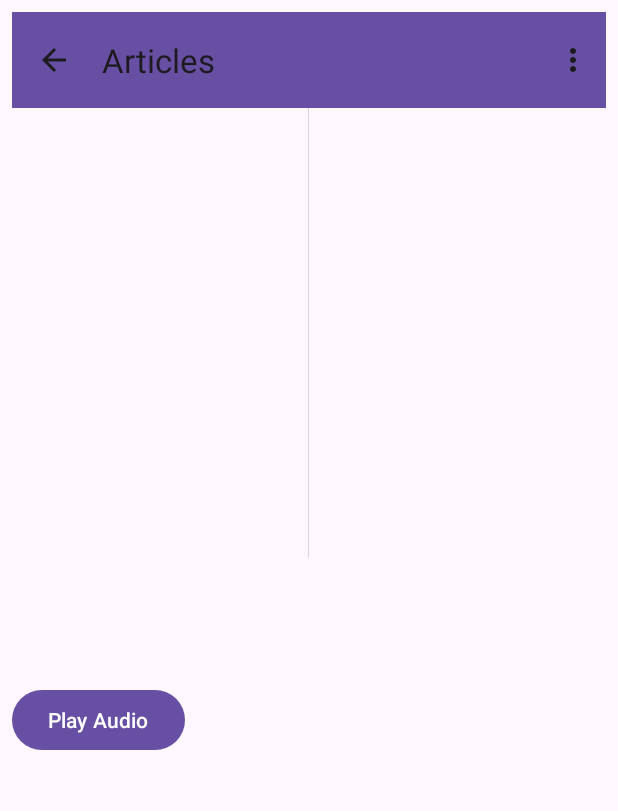
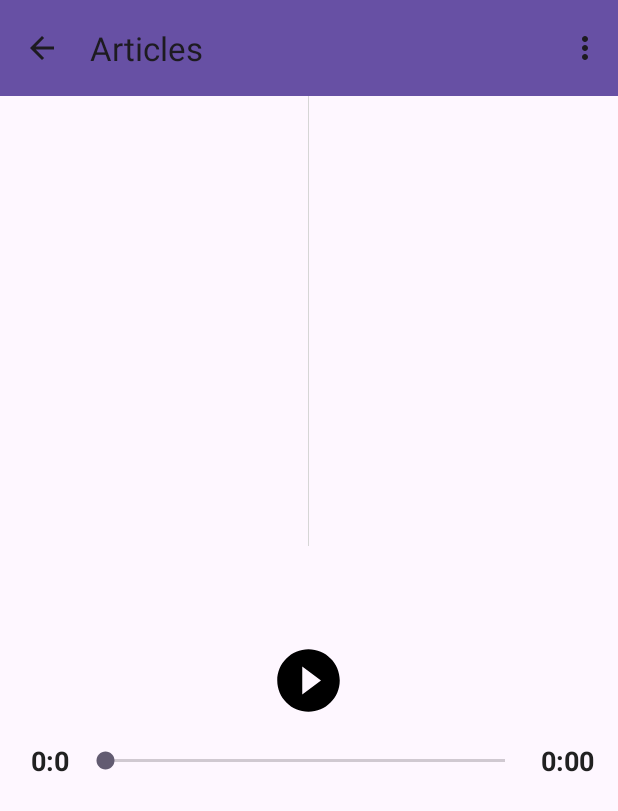
Before and after one commit to rohazubair/SwitchProject, an Android app: the ActivityDetails screen opened directly, with no data from a screen before it, on a phone screen of 412 x 824 dp. Shown: the top 811 px of the screen. Run offline under Robolectric (Android 15) with nearby library versions, the phone set to English and light mode, and no system bars; our stand-ins replace Picasso; pictures from the network do not load.

Commit message:
FullyFunctionalMediaPlayer

```diff
--- a/app/src/main/java/com/example/smdfinalproject/ActivityDetails.java
+++ b/app/src/main/java/com/example/smdfinalproject/ActivityDetails.java
@@ -5,13 +5,16 @@ import android.content.Intent;
 import android.media.AudioAttributes;
 import android.media.MediaPlayer;
 import android.os.Bundle;
+import android.os.Handler;
 import android.view.Menu;
 import android.view.MenuItem;
 import android.view.View;
 import android.widget.Button;
 import android.widget.ImageView;
 import android.widget.MediaController;
+import android.widget.SeekBar;
 import android.widget.TextView;
+import android.widget.Toast;
 
 import androidx.activity.EdgeToEdge;
 import androidx.appcompat.app.AppCompatActivity;
@@ -24,18 +27,19 @@ import com.squareup.picasso.Picasso;
 
 public class ActivityDetails extends AppCompatActivity {
 
+    ImageView PlayPause;
+    TextView CurrTime, TotalTime;
+    SeekBar PlayerBar;
+    MediaPlayer mediaPlayer;
+    Handler handler = new Handler();
 
-    MediaPlayer mediaPlayer;
-    MediaController mediaController;
     Button playAudioButton;
+    @SuppressLint("MissingInflatedId")
     @Override
     protected void onCreate(Bundle savedInstanceState) {
         super.onCreate(savedInstanceState);
         setContentView(R.layout.activity_details);
 
-        MediaPlayer mediaPlayer;
-        MediaController mediaController;
-        Button playAudioButton;
 
         Toolbar toolbar = findViewById(R.id.toolbar);
         setSupportActionBar(toolbar);
@@ -43,6 +47,7 @@ public class ActivityDetails extends AppCompatActivity {
         // Enable the back button
         getSupportActionBar().setDisplayHomeAsUpEnabled(true);
 
+        //Receive Data From Adapter
         Intent intent = getIntent();
         String itemTitle = intent.getStringExtra("itemTitle");
         String itemDescription = intent.getStringExtra("itemDescription");
@@ -52,8 +57,14 @@ public class ActivityDetails extends AppCompatActivity {
         TextView itemTitleTextView = findViewById(R.id.textViewTitle);
         TextView itemDescriptionTextView = findViewById(R.id.textViewDescription);
         ImageView itemImageView = findViewById(R.id.imageView);
+        PlayPause = findViewById(R.id.playPause);
+        CurrTime = findViewById(R.id.currentTime);
+        TotalTime = findViewById(R.id.TotalDuration);
+        PlayerBar = findViewById(R.id.playerSeekBar);
+        PlayerBar.setMax(100);
 
 
+        //Set data into XML components from adapter
         itemTitleTextView.setText(itemTitle);
         itemDescriptionTextView.setText(itemDescription);
         Picasso.get().load(itemImage).into(itemImageView);
@@ -64,18 +75,32 @@ public class ActivityDetails extends AppCompatActivity {
                 .setUsage(AudioAttributes.USAGE_MEDIA)
                 .build());
 
-        // Initialize MediaController
-        mediaController = new MediaController(this);
+
+
 
 
         // Initialize play audio button
-        playAudioButton = findViewById(R.id.buttonPlayAudio);
-        playAudioButton.setOnClickListener(new View.OnClickListener() {
+        PlayPause.setOnClickListener(new View.OnClickListener() {
             @Override
             public void onClick(View v) {
-                playAudio(itemAudio);
+
+                if(mediaPlayer.isPlaying())
+                {
+                    handler.removeCallbacks(updater);
+                    mediaPlayer.pause();
+                    PlayPause.setImageResource(R.drawable.baseline_play_circle_filled_24);
+                }
+                else{
+                    Toast.makeText(ActivityDetails.this, "Button is pressed.", Toast.LENGTH_SHORT).show();
+                    playAudio(itemAudio);
+                    PlayPause.setImageResource(R.drawable.baseline_adjust_24);
+                }
+
+
+
             }
         });
+        handler.postDelayed(updater, 1000);
 
     }
 
@@ -96,22 +121,28 @@ public class ActivityDetails extends AppCompatActivity {
         return super.onOptionsItemSelected(item);
     }
 
-    private void playAudio(String itemAudio) {
+
+
+    private void playAudio(String itemAudioUrl) {
+
         try {
             mediaPlayer.reset();
-            mediaPlayer.setDataSource(itemAudio);
+            mediaPlayer.setDataSource(itemAudioUrl);
             mediaPlayer.prepareAsync();
             mediaPlayer.setOnPreparedListener(new MediaPlayer.OnPreparedListener() {
                 @Override
                 public void onPrepared(MediaPlayer mp) {
-                    mediaPlayer.start();
-                    mediaController.show();
+                    mp.start();
+                    // Set the total duration text view
+                    TotalTime.setText(milliSecondsToTimer(mediaPlayer.getDuration()));
                 }
             });
         } catch (Exception e) {
             e.printStackTrace();
+            Toast.makeText(ActivityDetails.this, "Error playing audio", Toast.LENGTH_SHORT).show();
         }
     }
+
 
     @Override
     protected void onDestroy() {
@@ -121,4 +152,49 @@ public class ActivityDetails extends AppCompatActivity {
             mediaPlayer = null;
         }
     }
+
+    private Runnable updater = new Runnable() {
+        @Override
+        public void run() {
+            updateSeekBar();
+            long CurrentDuration = mediaPlayer.getCurrentPosition();
+            CurrTime.setText(milliSecondsToTimer(CurrentDuration));
+
+            handler.postDelayed(this, 1000);
+        }
+    };
+
+    private void updateSeekBar()
+    {
+        if(mediaPlayer.isPlaying())
+        {
+            PlayerBar.setProgress((int)(((float)mediaPlayer.getCurrentPosition()/mediaPlayer.getDuration())*100));
+            handler.postDelayed(updater, 1000);
+        }
+    }
+
+
+    private String milliSecondsToTimer(long Milliseconds)
+    {
+        String timerString=" ", secondString;
+        int hours = (int)(Milliseconds/(1000*60*60));
+        int minutes = (int)(Milliseconds%(1000*60*60))/(1000*60);
+        int seconds = (int)((Milliseconds%(1000*60*60))%(1000*60)/1000);
+
+        if (hours>0)
+        {
+            timerString = hours + ":";
+        }
+        if (seconds < 10)
+        {
+            secondString = "0" + seconds;
+        }
+        else
+        {
+            secondString = "" + seconds;
+        }
+        timerString = timerString + minutes + ":" +seconds;
+        return timerString;
+    }
+
 }
--- /dev/null
+++ b/app/src/main/res/drawable-v21/baseline_play_circle_filled_24.xml
@@ -0,0 +1,5 @@
+<vector xmlns:android="http://schemas.android.com/apk/res/android" android:height="24dp" android:tint="#000000" android:viewportHeight="24" android:viewportWidth="24" android:width="24dp">
+
+    <path android:fillColor="@android:color/white" android:pathData="M12,2C6.48,2 2,6.48 2,12s4.48,10 10,10 10,-4.48 10,-10S17.52,2 12,2zM10,16.5v-9l6,4.5 -6,4.5z"/>
+
+</vector>
--- /dev/null
+++ b/app/src/main/res/drawable/baseline_adjust_24.xml
@@ -0,0 +1,5 @@
+<vector xmlns:android="http://schemas.android.com/apk/res/android" android:height="24dp" android:tint="#000000" android:viewportHeight="24" android:viewportWidth="24" android:width="24dp">
+
+    <path android:fillColor="@android:color/white" android:pathData="M12,2C6.49,2 2,6.49 2,12s4.49,10 10,10 10,-4.49 10,-10S17.51,2 12,2zM12,20c-4.41,0 -8,-3.59 -8,-8s3.59,-8 8,-8 8,3.59 8,8 -3.59,8 -8,8zM15,12c0,1.66 -1.34,3 -3,3s-3,-1.34 -3,-3 1.34,-3 3,-3 3,1.34 3,3z"/>
+
+</vector>
--- /dev/null
+++ b/app/src/main/res/drawable/baseline_play_circle_filled_24.xml
@@ -0,0 +1,5 @@
+<vector xmlns:android="http://schemas.android.com/apk/res/android" android:height="24dp" android:tint="#000000" android:viewportHeight="24" android:viewportWidth="24" android:width="24dp">
+
+    <path android:fillColor="@android:color/white" android:pathData="M12,2C6.48,2 2,6.48 2,12s4.48,10 10,10 10,-4.48 10,-10S17.52,2 12,2zM10,16.5v-9l6,4.5 -6,4.5z"/>
+
+</vector>
--- a/app/src/main/res/layout/activity_details.xml
+++ b/app/src/main/res/layout/activity_details.xml
@@ -1,15 +1,14 @@
-<ScrollView
-    xmlns:android="http://schemas.android.com/apk/res/android"
+<ScrollView xmlns:android="http://schemas.android.com/apk/res/android"
+    xmlns:app="http://schemas.android.com/apk/res-auto"
+    xmlns:tools="http://schemas.android.com/tools"
     android:layout_width="match_parent"
     android:layout_height="match_parent">
 
-<RelativeLayout xmlns:android="http://schemas.android.com/apk/res/android"
+    <RelativeLayout
 
         android:layout_width="match_parent"
         android:layout_height="match_parent"
-    xmlns:app="http://schemas.android.com/apk/res-auto"
-    xmlns:tools="http://schemas.android.com/tools"
-    android:padding="8dp">
+        android:id="@+id/mainLayout">
 
         <androidx.appcompat.widget.Toolbar
             android:id="@+id/toolbar"
@@ -38,36 +37,66 @@
             android:layout_height="wrap_content"
             android:layout_below="@id/imageView"
             android:layout_marginTop="16dp"
+            android:padding="8dp"
+            android:layout_margin="8dp"
             android:text="Title"
             android:textSize="18sp"
             android:textStyle="bold" />
 
         <!-- TextView to display the description -->
+        <ImageView
+            android:id="@+id/playPause"
+            android:layout_width="50dp"
+            android:layout_height="50dp"
+            android:layout_centerHorizontal="true"
+            android:layout_below="@id/textViewTitle"
+            android:src="@drawable/baseline_play_circle_filled_24"
+            android:layout_marginTop="8dp"></ImageView>
+
+        <LinearLayout
+            android:id="@+id/ProgressLayout"
+            android:layout_below="@id/playPause"
+            android:orientation="horizontal"
+            android:gravity="center_vertical"
+            android:layout_margin="16dp"
+            android:layout_width="match_parent"
+            android:layout_height="wrap_content">
+
+            <TextView
+                android:layout_width="wrap_content"
+                android:layout_height="wrap_content"
+                android:id="@+id/currentTime"
+                android:textSize="18sp"
+                android:text="0:00"
+                android:textStyle="bold"
+                android:textColor="#212121"></TextView>
+            <SeekBar
+                android:id="@+id/playerSeekBar"
+                android:layout_width="0dp"
+                android:layout_height="wrap_content"
+                android:layout_marginStart="8dp"
+                android:layout_marginEnd="8dp"
+                android:layout_weight="1"></SeekBar>
+
+            <TextView
+                android:layout_width="wrap_content"
+                android:layout_height="wrap_content"
+                android:id="@+id/TotalDuration"
+                android:textSize="18sp"
+                android:text="0:00"
+                android:textStyle="bold"
+                android:textColor="#212121"></TextView>
+
+        </LinearLayout>
         <TextView
             android:id="@+id/textViewDescription"
             android:layout_width="match_parent"
             android:layout_height="wrap_content"
-        android:layout_below="@id/textViewTitle"
-        android:layout_marginTop="8dp"
+            android:padding="8dp"
+            android:layout_below="@id/ProgressLayout"
+            android:layout_margin="8dp"
             android:text="Description"
             android:textSize="14sp" />
 
-    <Button
-        android:id="@+id/buttonPlayAudio"
-        android:layout_width="wrap_content"
-        android:layout_height="wrap_content"
-        android:layout_below="@id/textViewDescription"
-        android:layout_marginTop="16dp"
-        android:text="Play Audio" />
-
-    <!-- Media controller for playback controls -->
-    <MediaController
-        android:id="@+id/mediaController"
-        android:layout_width="match_parent"
-        android:layout_height="match_parent"
-        android:layout_below="@id/buttonPlayAudio"
-        android:layout_marginTop="16dp"
-        android:visibility="gone" />
-
     </RelativeLayout>
 </ScrollView>
```
Lines whose indentation alone changed are shown as unchanged.
